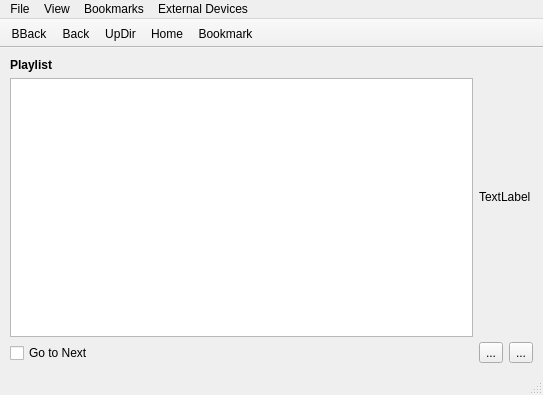
The window that lumina/lumina-fm/MainUI.ui (trueos/pcbsd) describes before a commit, drawn with Qt 5.
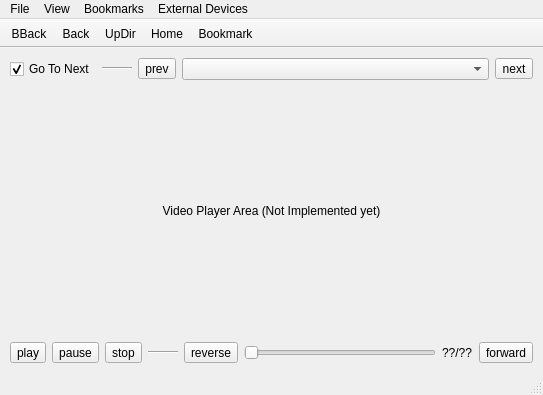
The same window after the commit. The open tabs and pages were chosen to show the change.

Commit message: Update the GUI for the multimedia player in lumina-fm.

```diff
--- a/lumina/lumina-fm/MainUI.ui
+++ b/lumina/lumina-fm/MainUI.ui
@@ -165,60 +165,153 @@
        </layout>
       </widget>
       <widget class="QWidget" name="page_audioPlayer">
-       <layout class="QHBoxLayout" name="horizontalLayout">
+       <layout class="QVBoxLayout" name="verticalLayout_2">
         <item>
-         <layout class="QVBoxLayout" name="verticalLayout_4">
+         <layout class="QHBoxLayout" name="horizontalLayout">
           <item>
-           <widget class="QLabel" name="label_2">
-            <property name="font">
-             <font>
-              <weight>75</weight>
-              <bold>true</bold>
-             </font>
+           <widget class="QCheckBox" name="check_player_gotonext">
+            <property name="sizePolicy">
+             <sizepolicy hsizetype="Minimum" vsizetype="Fixed">
+              <horstretch>0</horstretch>
+              <verstretch>0</verstretch>
+             </sizepolicy>
             </property>
             <property name="text">
-             <string>Playlist</string>
+             <string>Go To Next</string>
             </property>
+            <property name="checked">
+             <bool>true</bool>
+            </property>
            </widget>
           </item>
           <item>
-           <widget class="QListWidget" name="listWidget"/>
+           <widget class="Line" name="line_3">
+            <property name="sizePolicy">
+             <sizepolicy hsizetype="Minimum" vsizetype="Fixed">
+              <horstretch>0</horstretch>
+              <verstretch>0</verstretch>
+             </sizepolicy>
+            </property>
+            <property name="minimumSize">
+             <size>
+              <width>30</width>
+              <height>0</height>
+             </size>
+            </property>
+            <property name="orientation">
+             <enum>Qt::Horizontal</enum>
+            </property>
+           </widget>
           </item>
           <item>
-           <widget class="QCheckBox" name="checkBox">
+           <widget class="QToolButton" name="tool_player_prev">
             <property name="text">
-             <string>Go to Next</string>
+             <string notr="true">prev</string>
             </property>
            </widget>
           </item>
+          <item>
+           <widget class="QComboBox" name="comboBox">
+            <property name="sizePolicy">
+             <sizepolicy hsizetype="Expanding" vsizetype="Fixed">
+              <horstretch>0</horstretch>
+              <verstretch>0</verstretch>
+             </sizepolicy>
+            </property>
+           </widget>
+          </item>
+          <item>
+           <widget class="QToolButton" name="tool_player_next">
+            <property name="text">
+             <string notr="true">next</string>
+            </property>
+           </widget>
+          </item>
          </layout>
         </item>
         <item>
-         <layout class="QVBoxLayout" name="verticalLayout_3">
+         <layout class="QHBoxLayout" name="horizontalLayout_5">
           <item>
-           <widget class="QLabel" name="label">
+           <widget class="QLabel" name="label_player_video">
+            <property name="sizePolicy">
+             <sizepolicy hsizetype="Preferred" vsizetype="Expanding">
+              <horstretch>0</horstretch>
+              <verstretch>0</verstretch>
+             </sizepolicy>
+            </property>
             <property name="text">
-             <string>TextLabel</string>
+             <string notr="true">Video Player Area (Not Implemented yet)</string>
             </property>
+            <property name="alignment">
+             <set>Qt::AlignCenter</set>
+            </property>
            </widget>
           </item>
+         </layout>
+        </item>
+        <item>
+         <layout class="QHBoxLayout" name="horizontalLayout_6">
           <item>
-           <layout class="QHBoxLayout" name="horizontalLayout_6">
-            <item>
-             <widget class="QToolButton" name="toolButton_2">
-              <property name="text">
-               <string>...</string>
-              </property>
-             </widget>
-            </item>
-            <item>
-             <widget class="QToolButton" name="toolButton">
-              <property name="text">
-               <string>...</string>
-              </property>
-             </widget>
-            </item>
-           </layout>
+           <widget class="QToolButton" name="tool_player_play">
+            <property name="text">
+             <string notr="true">play</string>
+            </property>
+           </widget>
+          </item>
+          <item>
+           <widget class="QToolButton" name="tool_player_pause">
+            <property name="text">
+             <string notr="true">pause</string>
+            </property>
+           </widget>
+          </item>
+          <item>
+           <widget class="QToolButton" name="tool_player_stop">
+            <property name="text">
+             <string notr="true">stop</string>
+            </property>
+           </widget>
+          </item>
+          <item>
+           <widget class="Line" name="line_4">
+            <property name="minimumSize">
+             <size>
+              <width>30</width>
+              <height>0</height>
+             </size>
+            </property>
+            <property name="orientation">
+             <enum>Qt::Horizontal</enum>
+            </property>
+           </widget>
+          </item>
+          <item>
+           <widget class="QToolButton" name="tool_player_reverse">
+            <property name="text">
+             <string notr="true">reverse</string>
+            </property>
+           </widget>
+          </item>
+          <item>
+           <widget class="QSlider" name="slider_player_runtime">
+            <property name="orientation">
+             <enum>Qt::Horizontal</enum>
+            </property>
+           </widget>
+          </item>
+          <item>
+           <widget class="QLabel" name="label_player_runstats">
+            <property name="text">
+             <string notr="true">??/??</string>
+            </property>
+           </widget>
+          </item>
+          <item>
+           <widget class="QToolButton" name="tool_player_forward">
+            <property name="text">
+             <string notr="true">forward</string>
+            </property>
+           </widget>
           </item>
          </layout>
         </item>
```
Left out of the diff: 4 changed lines with no effect on the pictures.
